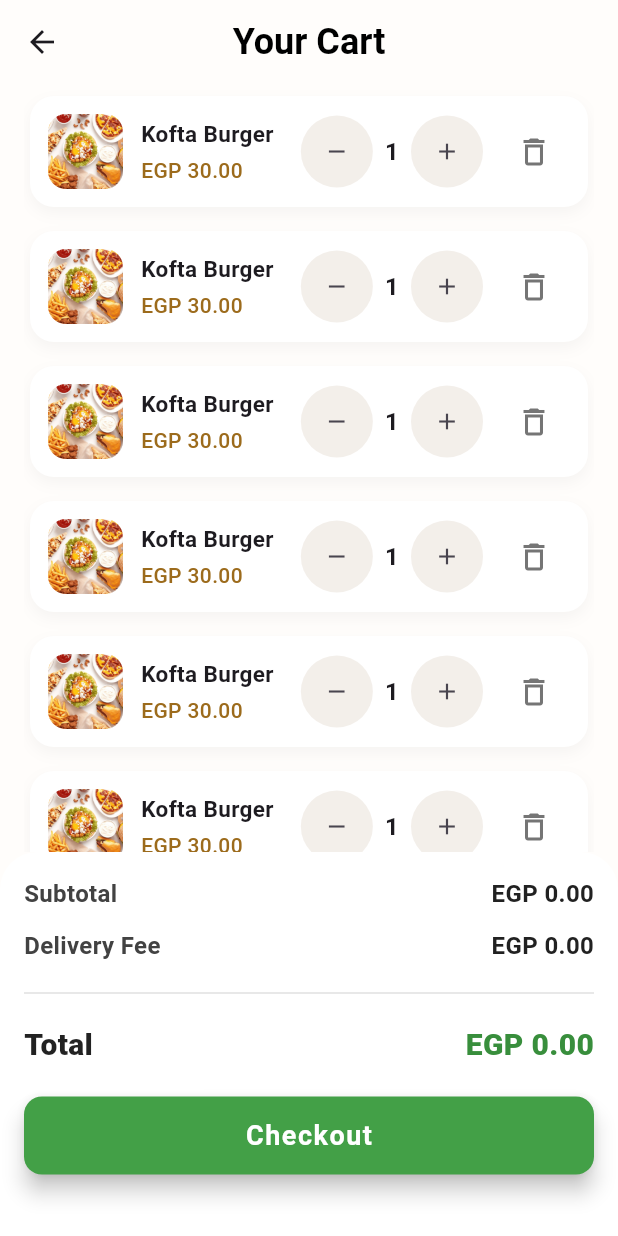
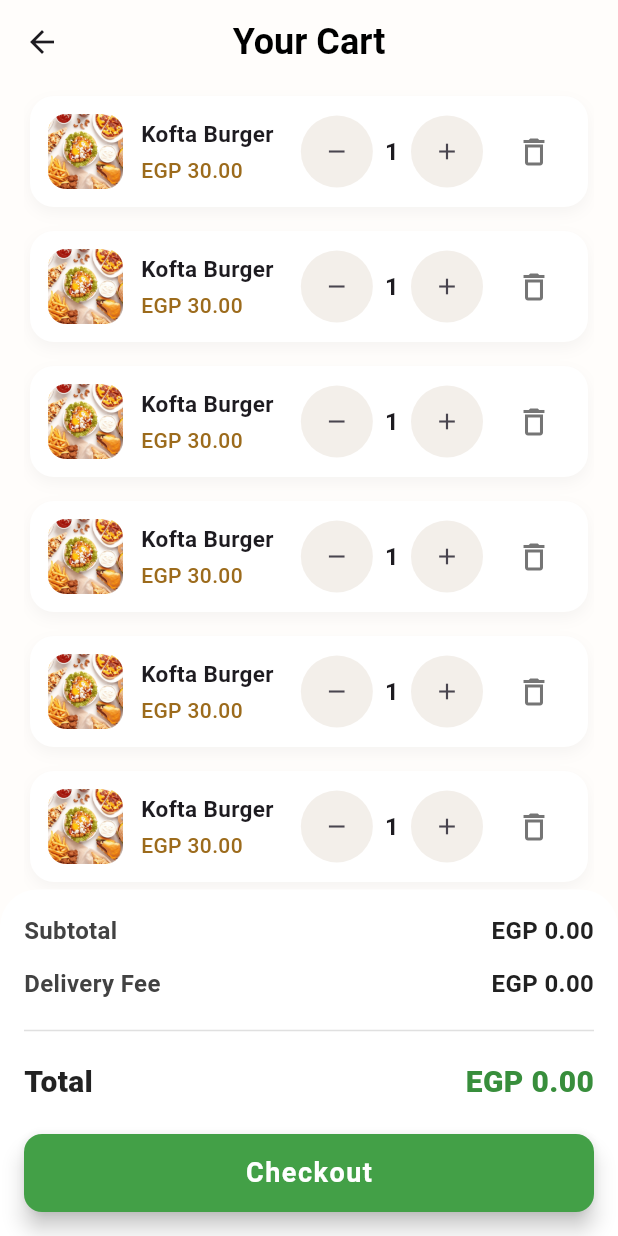
Before and after one commit to Moatasem-Official/CRUD-Mix-Cafe-App, a Flutter app: the CustomerCartScreen screen opened by its route, on a phone screen of 412 x 824 dp. Run offline on Flutter 3.47's test engine with Material 3 defaults, Android fonts, the phone set to English and light mode, and no system bars; our stand-ins replace animated_notch_bottom_bar, awesome_snackbar_content, bloc, buttons_tabbar, cloud_firestore, crystal_navigation_bar and 12 more; accounts and stored records are empty.

Commit message:
Finish Customer Home Navigation

```diff
--- a/lib/app_router.dart
+++ b/lib/app_router.dart
@@ -1,5 +1,6 @@
 import 'package:flutter/material.dart';
 import 'package:flutter_bloc/flutter_bloc.dart';
+import 'package:mix_cafe_app/presentation/screens/customers/customer_home_navigation.dart';
 import 'package:mix_cafe_app/presentation/screens/customers/customer_orders_screen.dart';
 import 'package:mix_cafe_app/presentation/screens/customers/customer_see_all_products_screen.dart';
 import 'bussines_logic/cubits/admin/login_screen/cubit/log_in_cubit_cubit.dart';
@@ -50,6 +51,7 @@ class AppRouter {
   static const String customerSeeAllProductsScreen =
       '/customerSeeAllProductsScreen';
   static const String customerOrdersScreen = '/customerOrdersScreen';
+  static const String customerHomeNavigation = '/customerHomeNavigation';
 
   Route? onGenerateRoute(RouteSettings settings) {
     switch (settings.name) {
@@ -130,6 +132,10 @@ class AppRouter {
         );
       case customerOrdersScreen:
         return MaterialPageRoute(builder: (_) => const CustomerOrdersScreen());
+      case customerHomeNavigation:
+        return MaterialPageRoute(
+          builder: (_) => const CustomerHomeNavigation(),
+        );
       default:
         return null;
     }
--- a/lib/presentation/screens/customers/customer_cart_screen.dart
+++ b/lib/presentation/screens/customers/customer_cart_screen.dart
@@ -37,17 +37,15 @@ class _CustomerCartScreenState extends State<CustomerCartScreen> {
         children: [
           Expanded(
             flex: 2,
-            child: Container(
-              padding: const EdgeInsets.only(left: 16, right: 16),
+            child: Padding(
+              padding: const EdgeInsets.symmetric(horizontal: 16),
               child: ListView.builder(
                 itemCount: 10,
-                itemBuilder: (context, index) {
-                  return CustomCartItemContainer();
-                },
+                itemBuilder: (context, index) => CustomCartItemContainer(),
               ),
             ),
           ),
-          Expanded(flex: 1, child: CustomCheckoutContainer()),
+          SafeArea(child: CustomCheckoutContainer()),
         ],
       ),
     );
--- a/lib/presentation/screens/customers/customer_login_screen.dart
+++ b/lib/presentation/screens/customers/customer_login_screen.dart
@@ -55,7 +55,7 @@ class _CustomerLoginScreenState extends State<CustomerLoginScreen> {
                   ..showSnackBar(successSnackBar);
                 Navigator.of(
                   context,
-                ).pushReplacementNamed('/customerOrdersScreen');
+                ).pushReplacementNamed('/customerHomeNavigation');
               } else if (state is LoginError) {
                 setState(() {
                   isLoading = false;
--- a/lib/presentation/screens/splash_screen.dart
+++ b/lib/presentation/screens/splash_screen.dart
@@ -59,7 +59,7 @@ class _SplashScreenState extends State<SplashScreen> {
         } else if (role == 'customer') {
           // Korrekte Navigation für Kunden
           if (currentUser.emailVerified) {
-            Navigator.pushReplacementNamed(context, '/customerOrdersScreen');
+            Navigator.pushReplacementNamed(context, '/customerHomeNavigation');
           } else {
             Navigator.pushReplacementNamed(context, '/customerLogin');
           }
```
Also changed, not shown: lib/presentation/screens/customers/customer_home_navigation.dart (added, +79 -0 lines), pubspec.yaml (+8 -0 lines), assets/fonts/NotoSans-Regular.ttf (added), pubspec.lock.
